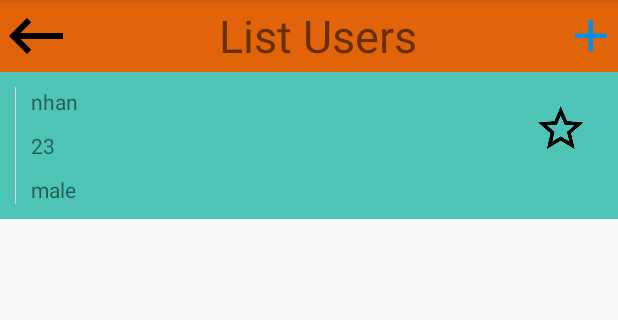
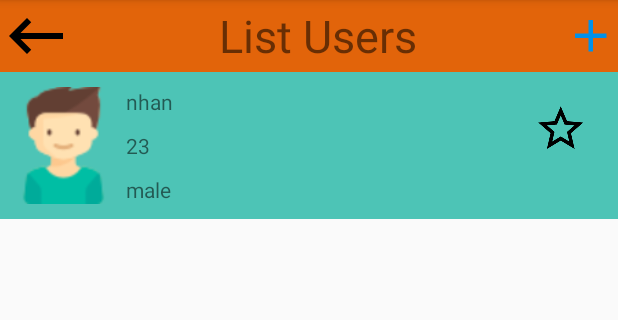
Before and after one commit to at-nhanphan/FirstProject, an Android app: the ListUserActivity screen opened directly, with no data from a screen before it, on a phone screen of 412 x 824 dp, the part 84-404 px from its top. Run offline under Robolectric (Android 15) with nearby library versions, the phone set to English and light mode, and no system bars; our stand-ins replace Picasso; pictures from the network do not load.

Commit message:
fixed not load image

```diff
--- a/app/src/main/AndroidManifest.xml
+++ b/app/src/main/AndroidManifest.xml
@@ -5,6 +5,7 @@
     <uses-permission android:name="android.permission.CALL_PHONE" />
     <uses-permission android:name="android.permission.READ_PHONE_STATE"/>
     <uses-permission android:name="android.permission.WRITE_EXTERNAL_STORAGE"/>
+    <uses-permission android:name="android.permission.READ_EXTERNAL_STORAGE"/>
     <uses-feature android:name="android.hardware.camera"></uses-feature>
     <application
         android:allowBackup="true"
--- a/app/src/main/java/com/example/naunem/firstproject/adapters/UserAdapter.java
+++ b/app/src/main/java/com/example/naunem/firstproject/adapters/UserAdapter.java
@@ -3,6 +3,7 @@ package com.example.naunem.firstproject.adapters;
 import android.content.Context;
 import android.support.v7.widget.LinearLayoutManager;
 import android.support.v7.widget.RecyclerView;
+import android.text.TextUtils;
 import android.view.LayoutInflater;
 import android.view.View;
 import android.view.ViewGroup;
@@ -97,8 +98,16 @@ public class UserAdapter extends RecyclerView.Adapter<RecyclerView.ViewHolder> {
         } else if (holder instanceof ViewHolder) {
             if (object instanceof User) {
                 User user = (User) object;
-//                ((ViewHolder) holder).mImgAvatar.setImageURI(Uri.parse(user.getImage()));
-                Picasso.with(mContext).load(user.getImage()).into(((ViewHolder) holder).mImgAvatar);
+                if (!TextUtils.isEmpty(user.getImage())){
+                    Picasso.with(mContext)
+                            .load(user.getImage())
+                            .fit()
+                            .centerCrop()
+                            .error(R.drawable.ic_boy)
+                            .into(((ViewHolder) holder).mImgAvatar);
+                } else {
+                    ((ViewHolder) holder).mImgAvatar.setImageResource(R.drawable.ic_girl);
+                }
                 ((ViewHolder) holder).mTvName.setText(user.getName());
                 ((ViewHolder) holder).mTvAge.setText(user.getAge());
                 ((ViewHolder) holder).mTvGender.setText(user.getGender());
--- a/app/src/main/res/layout/activity_add_edit_user.xml
+++ b/app/src/main/res/layout/activity_add_edit_user.xml
@@ -20,8 +20,8 @@
 
         <ImageView
             android:id="@+id/imgAvatar"
-            android:layout_width="wrap_content"
-            android:layout_height="wrap_content"
+            android:layout_width="70dp"
+            android:layout_height="70dp"
             android:layout_gravity="center"
             android:layout_margin="20dp"
             android:src="@drawable/ic_camera" />
```
Also changed, not shown: app/src/main/java/com/example/naunem/firstproject/activities/LayoutAddEditActitvity.java (+6 -3 lines).
